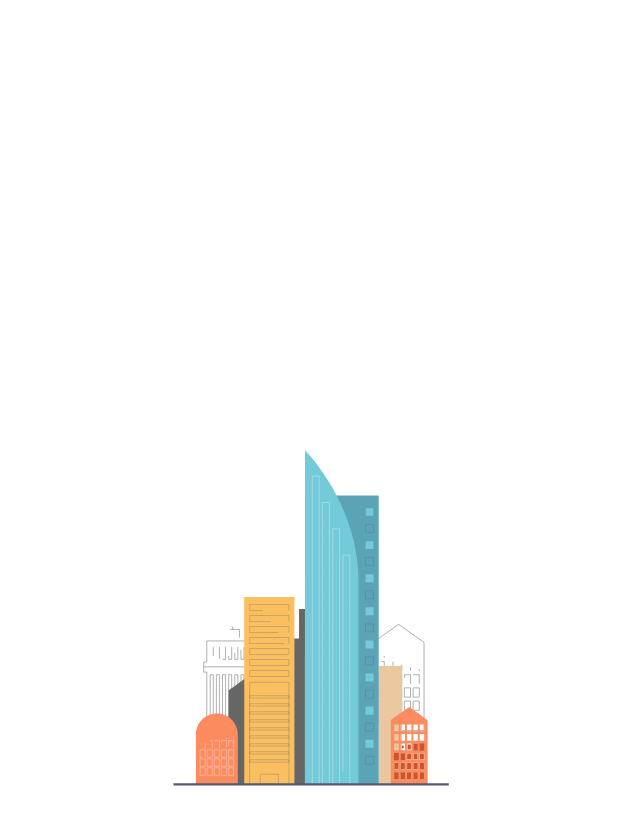
After one commit to HasancanCakicioglu/Solution_Challenge_2023_FikirAtlasi, a Flutter app: the SplashView screen opened by its route, on a phone screen of 412 x 824 dp. The commit adds this screen. Shown: the top 825 px of the screen. Run offline on Flutter 3.47's test engine with Material 3 defaults, Android fonts, the phone set to English and light mode, and no system bars; our stand-ins replace auto_route, easy_localization, equatable, flutter_bloc, get_it, hive_flutter and 3 more; accounts and stored records are empty.

Commit message:
splash screen added

```diff
--- a/lib/app.dart
+++ b/lib/app.dart
@@ -28,7 +28,7 @@ class MyApp extends StatelessWidget {
           localizationsDelegates: context.localizationDelegates,
           supportedLocales: context.supportedLocales,
           locale: context.locale,
-          title: 'Flutter Demo',
+          title: 'FikirAtlasi',
           theme: CustomLightTheme().themeData,
           darkTheme: CustomDarkTheme().themeData,
           themeMode: themeState.themeMode,
--- a/lib/core/constants/lottie/lottie_constants.dart
+++ b/lib/core/constants/lottie/lottie_constants.dart
@@ -1,7 +1,8 @@
 
 abstract final class LottieConstants {
 
-  String get splashScreen => toPng('splash_screen_building');
+  static String get splashScreen => toLottie('splash_screen_building');
 
-  String toPng(String name) => 'assets/lottie/$name.json';
+
+  static String toLottie(String name) => 'assets/lottie/$name.json';
 }
--- a/lib/core/constants/navigation/navigation_constants.dart
+++ b/lib/core/constants/navigation/navigation_constants.dart
@@ -1,7 +1,7 @@
 // ignore_for_file: constant_identifier_names
 
 class NavigationConstants {
-  static const TEST_VIEW = '/test';
-  static const DEFAULT = '/';
-  static const New = '/new';
+  static const Splash = '/Splash';
+  static const Home = '/Home';
+
 }
--- a/lib/core/init/navigation/app_router.dart
+++ b/lib/core/init/navigation/app_router.dart
@@ -1,5 +1,6 @@
 import 'package:auto_route/auto_route.dart';
 import 'package:solution_challenge_2023_recommender_app/feature/Home/presentation/pages/home_page.dart';
+import 'package:solution_challenge_2023_recommender_app/feature/Splash/presentation/pages/splash_page.dart';
 
 
 part 'app_router.gr.dart';
@@ -9,7 +10,8 @@ class AppRouter extends _$AppRouter {
 
   @override
   List<AutoRoute> get routes => [
-    AutoRoute(page:HomePageRoute.page, initial: true,path: "/"),
+    AutoRoute(page:SplashRoute.page, initial: true,path: "/Splash"),
+    AutoRoute(page:HomePageRoute.page,path: "/Home"),
 
    ];
  }
--- /dev/null
+++ b/lib/feature/Splash/presentation/mixin/splash_mixin.dart
@@ -0,0 +1,24 @@
+import 'package:auto_route/auto_route.dart';
+import 'package:flutter/material.dart';
+import 'package:solution_challenge_2023_recommender_app/core/constants/navigation/navigation_constants.dart';
+
+mixin SplashScreenAnimationController<T extends StatefulWidget> on State<T> implements TickerProvider{
+
+   late final AnimationController controller;
+
+  @override
+  void initState() {
+    super.initState();
+    controller = AnimationController(vsync: this);
+    controller.addListener(() {
+      if(controller.status == AnimationStatus.completed){
+        AutoRouter.of(context).replaceNamed(NavigationConstants.Home);
+      }});
+  }
+
+  @override
+  void dispose() {
+    super.dispose();
+     controller.dispose();
+  }
+}
--- /dev/null
+++ b/lib/feature/Splash/presentation/pages/splash_page.dart
@@ -0,0 +1,50 @@
+import 'package:auto_route/auto_route.dart';
+import 'package:flutter/material.dart';
+import 'package:lottie/lottie.dart';
+import 'package:solution_challenge_2023_recommender_app/core/constants/extension/context_extension.dart';
+import 'package:solution_challenge_2023_recommender_app/core/constants/lottie/lottie_constants.dart';
+import 'package:solution_challenge_2023_recommender_app/feature/Splash/presentation/mixin/splash_mixin.dart';
+
+@RoutePage()
+class SplashView extends StatefulWidget {
+  const SplashView({super.key});
+
+  @override
+  State<SplashView> createState() => _SplashViewState();
+}
+
+class _SplashViewState extends State<SplashView>
+    with TickerProviderStateMixin, SplashScreenAnimationController {
+  @override
+  Widget build(BuildContext context) {
+    final isDark = context.isDarkMode;
+    return Scaffold(
+        backgroundColor: isDark ? Colors.black : Colors.white,
+        body: body(controller, isDark));
+  }
+}
+
+Widget body(AnimationController controller, bool isDark) {
+  return Center(
+      child: isDark
+          ? ColorFiltered(
+              colorFilter:
+                  const ColorFilter.mode(Colors.black, BlendMode.color),
+              child: lottieFile(controller))
+          : lottieFile(controller));
+}
+
+Widget lottieFile(AnimationController controller) {
+  return Lottie.asset(
+    LottieConstants.splashScreen,
+    controller: controller,
+    onLoaded: (composition){
+      Future.delayed(const Duration(seconds: 1), () {
+        // 1 saniye bekledikten sonra animasyon başlatılır.
+        controller
+          ..duration = composition.duration
+          ..forward();
+      });
+    },
+  );
+}
```
Also changed, not shown: lib/core/constants/extension/context_extension.dart (+11 -0 lines), lib/feature/Home/presentation/pages/home_page.dart (+13 -2 lines), pubspec.yaml (+6 -2 lines), lib/core/init/navigation/app_router.gr.dart, pubspec.lock.
